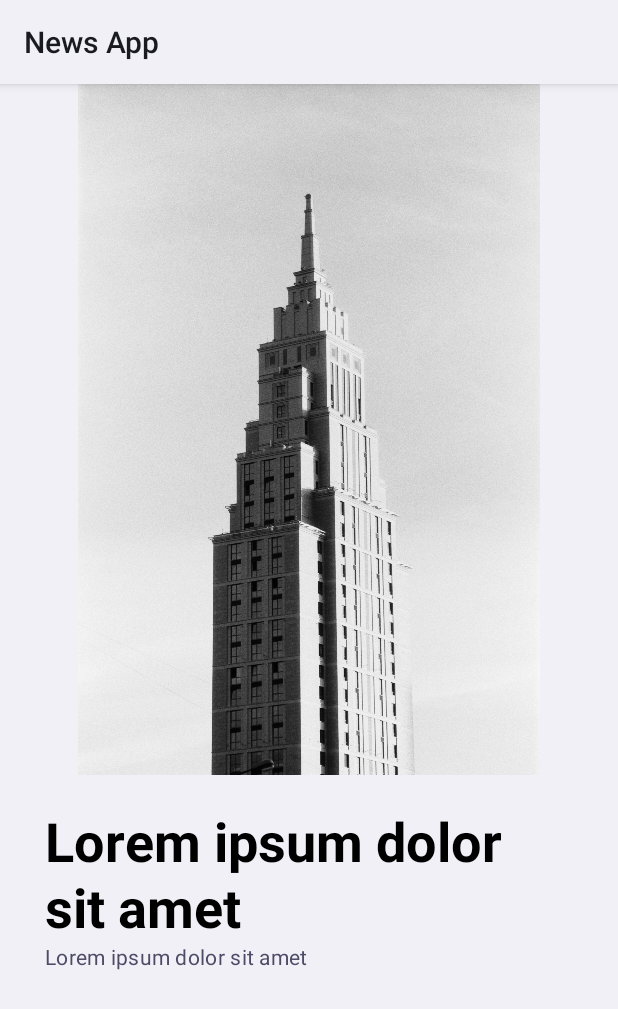
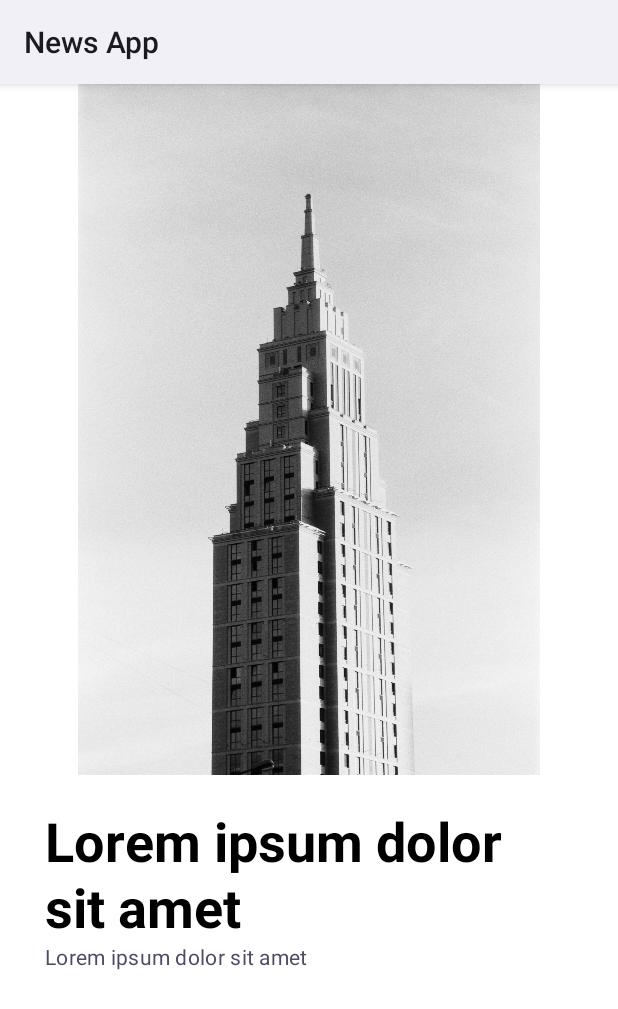
Before and after one commit to StPfeffer/news-app, an Android app built with Jetpack Compose: the screen it shows after launch (MainActivity), on a phone screen of 412 x 824 dp. Shown: the top 1009 px of the screen. Run offline under Robolectric (Android 15) with nearby library versions, the phone set to English and light mode, and no system bars.

Commit message:
Adicionando a OnBoardingScreen dentro de uma Box no MainActivity
Definindo a cor do background

```diff
--- a/app/src/main/java/com/pfeffer/newsapp/MainActivity.kt
+++ b/app/src/main/java/com/pfeffer/newsapp/MainActivity.kt
@@ -3,6 +3,9 @@ package com.pfeffer.newsapp
 import android.os.Bundle
 import androidx.activity.ComponentActivity
 import androidx.activity.compose.setContent
+import androidx.compose.foundation.background
+import androidx.compose.foundation.layout.Box
+import androidx.compose.material3.MaterialTheme
 import androidx.compose.material3.Text
 import androidx.compose.runtime.Composable
 import androidx.compose.ui.Modifier
@@ -15,7 +18,9 @@ class MainActivity : ComponentActivity() {
         super.onCreate(savedInstanceState)
         setContent {
             NewsAppTheme {
-                OnBoardingScreen()
+                Box(modifier = Modifier.background(color = MaterialTheme.colorScheme.background)) {
+                    OnBoardingScreen()
+                }
             }
         }
     }
```
